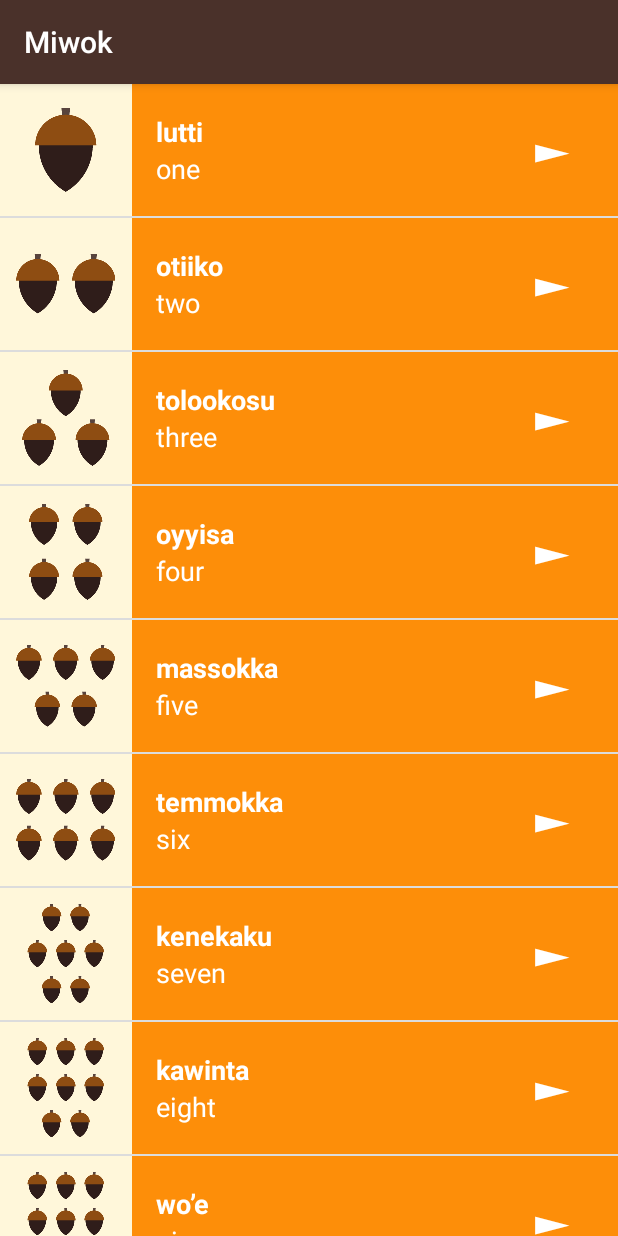
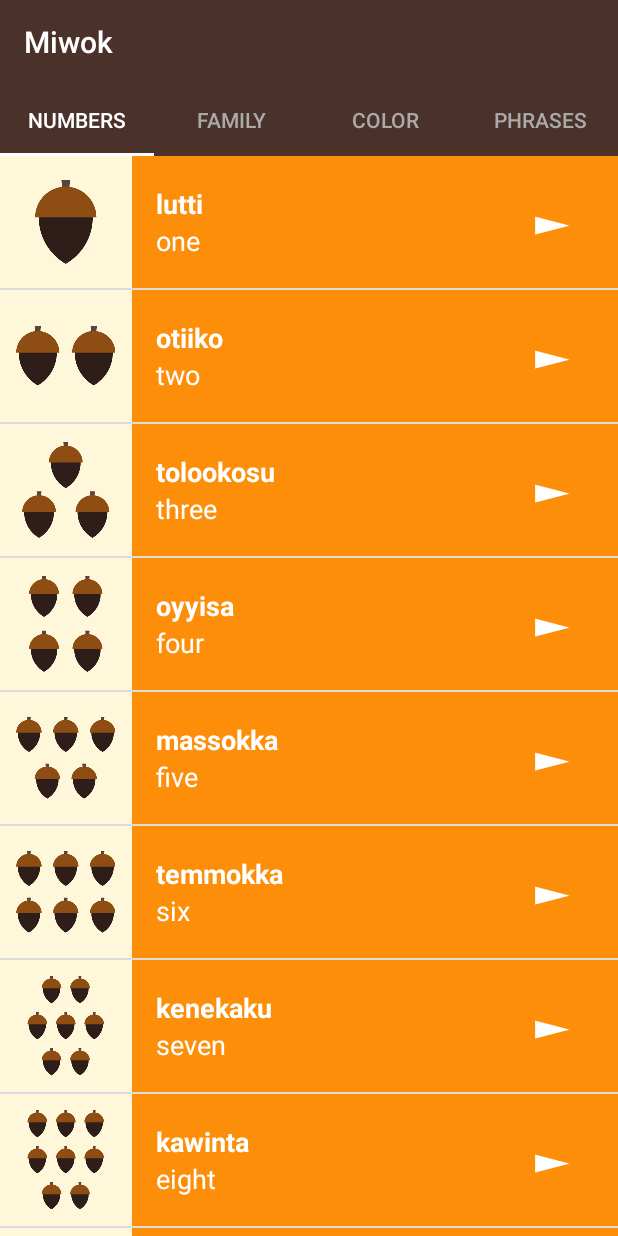
Before and after one commit to dapirra/Miwok, an Android app: the screen it shows after launch (MainActivity), on a phone screen of 412 x 824 dp. Run offline under Robolectric (Android 15) with nearby library versions, the light colour scheme and no system bars.

Commit message:
Added a TabLayout to the MainActicity
- Removed ActionBar Shadow

```diff
--- a/app/src/main/java/com/example/android/miwok/MainActivity.java
+++ b/app/src/main/java/com/example/android/miwok/MainActivity.java
@@ -16,6 +16,7 @@
 package com.example.android.miwok;
 
 import android.os.Bundle;
+import android.support.design.widget.TabLayout;
 import android.support.v4.view.ViewPager;
 import android.support.v7.app.AppCompatActivity;
 
@@ -27,8 +28,14 @@ public class MainActivity extends AppCompatActivity {
 
         setContentView(R.layout.activity_main);
 
+        // Used to remove ActionBar Shadow | https://stackoverflow.com/a/12246593
+        getSupportActionBar().setElevation(0);
+
         ViewPager viewPager = findViewById(R.id.viewpager);
 
         viewPager.setAdapter(new MiwokFragmentPagerAdapter(getSupportFragmentManager()));
+
+        TabLayout tabLayout = findViewById(R.id.sliding_tabs);
+        tabLayout.setupWithViewPager(viewPager);
     }
 }
--- a/app/src/main/java/com/example/android/miwok/MiwokFragmentPagerAdapter.java
+++ b/app/src/main/java/com/example/android/miwok/MiwokFragmentPagerAdapter.java
@@ -5,6 +5,8 @@ import android.support.v4.app.FragmentManager;
 import android.support.v4.app.FragmentPagerAdapter;
 
 public class MiwokFragmentPagerAdapter extends FragmentPagerAdapter {
+
+    private final String TAB_TITLES[] = {"Numbers", "Family", "Color", "Phrases"};
 
     public MiwokFragmentPagerAdapter(FragmentManager fm) {
         super(fm);
@@ -28,4 +30,9 @@ public class MiwokFragmentPagerAdapter extends FragmentPagerAdapter {
     public int getCount() {
         return 4;
     }
+
+    @Override
+    public CharSequence getPageTitle(int position) {
+        return TAB_TITLES[position];
+    }
 }
--- a/app/src/main/res/layout/activity_main.xml
+++ b/app/src/main/res/layout/activity_main.xml
@@ -1,10 +1,21 @@
 <?xml version="1.0" encoding="utf-8"?>
 <LinearLayout xmlns:android="http://schemas.android.com/apk/res/android"
+    xmlns:app="http://schemas.android.com/apk/res-auto"
     xmlns:tools="http://schemas.android.com/tools"
     android:layout_width="match_parent"
     android:layout_height="match_parent"
     android:orientation="vertical"
     tools:context="com.example.android.miwok.MainActivity">
+
+    <android.support.design.widget.TabLayout
+        android:id="@+id/sliding_tabs"
+        android:layout_width="match_parent"
+        android:layout_height="wrap_content"
+        android:background="@color/primary_color"
+        app:tabIndicatorColor="@android:color/white"
+        app:tabMode="fixed"
+        app:tabSelectedTextColor="@android:color/white"
+        app:tabTextColor="@android:color/darker_gray" />
 
     <android.support.v4.view.ViewPager
         android:id="@+id/viewpager"
--- a/app/src/main/res/values/styles.xml
+++ b/app/src/main/res/values/styles.xml
@@ -18,6 +18,8 @@
     <style name="AppTheme" parent="Theme.AppCompat.Light.DarkActionBar">
         <item name="colorPrimary">@color/primary_color</item>
         <item name="colorPrimaryDark">@color/primary_dark_color</item>
+        <!-- Used to remove ActionBar Shadow | https://stackoverflow.com/a/12246593 -->
+        <item name="android:windowContentOverlay">@null</item>
     </style>
 
     <!-- Style for a category of vocabulary words -->
```
